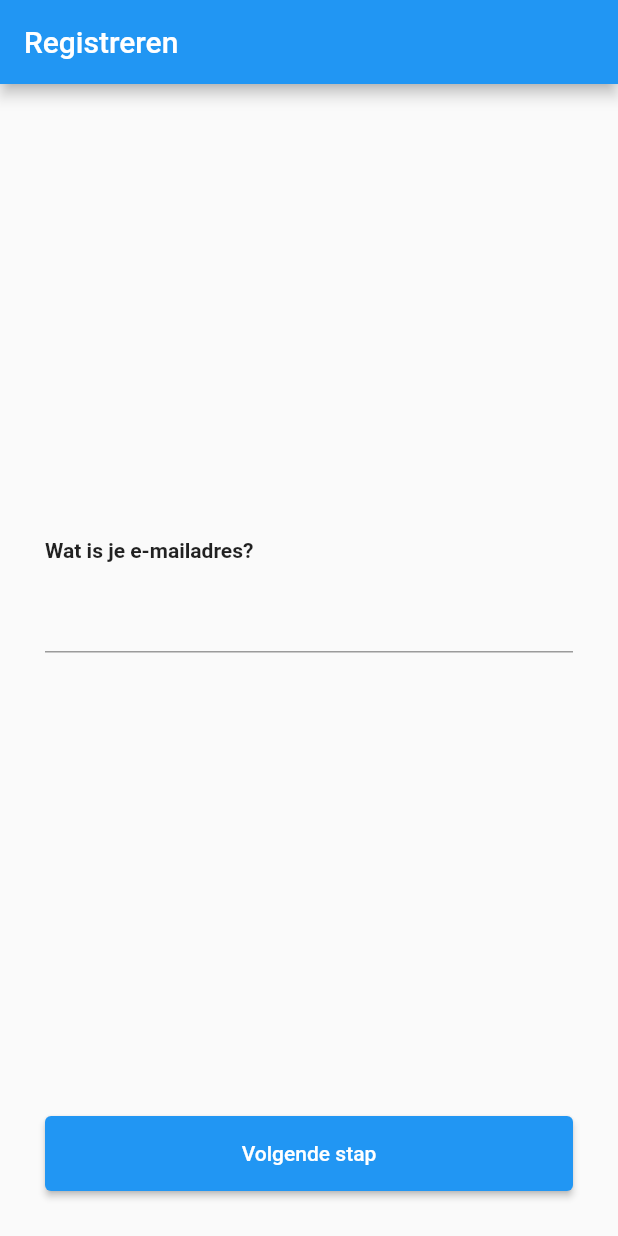
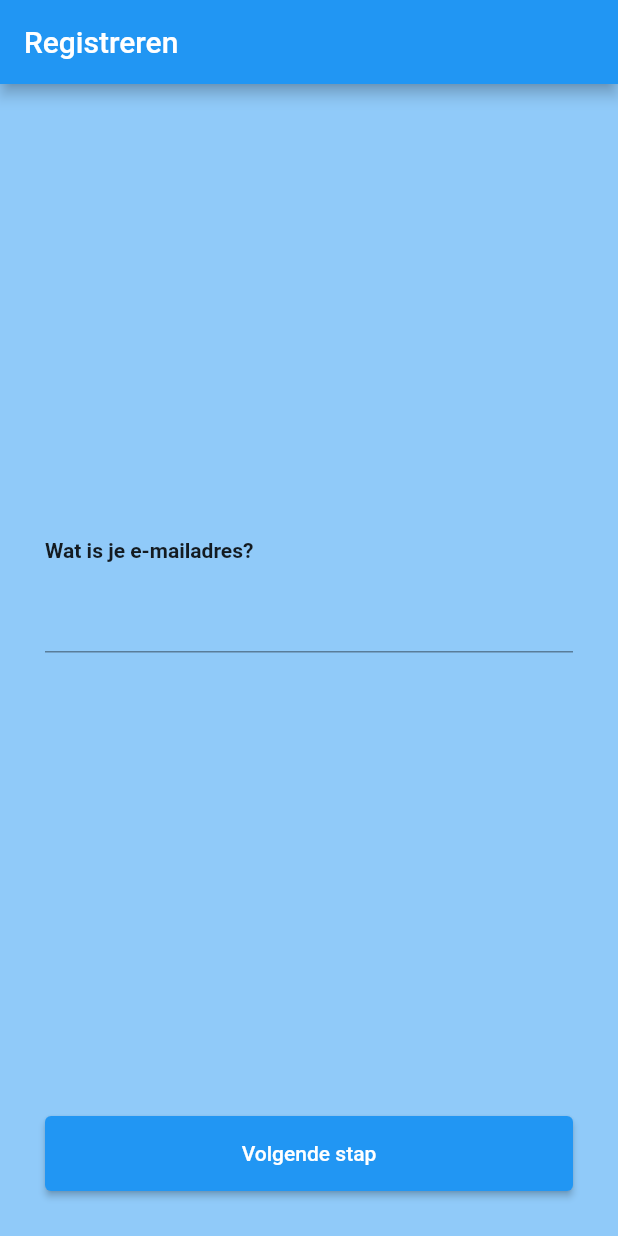
Before and after one commit to Iconica-Development/flutter_registration, a Flutter app: the screen it shows after launch, on a phone screen of 412 x 824 dp. Run offline on Flutter 3.47's test engine with Material 2 defaults, Android fonts, the light colour scheme and no system bars.

Commit message:
Update auth_screen.dart

```diff
--- a/lib/src/auth_screen.dart
+++ b/lib/src/auth_screen.dart
@@ -31,6 +31,7 @@ class _AuthScreenState extends State<AuthScreen> {
   @override
   Widget build(BuildContext context) {
     return Scaffold(
+      backgroundColor: Theme.of(context).backgroundColor,
       appBar: AppBar(
         title: Text(widget.title),
       ),
```
